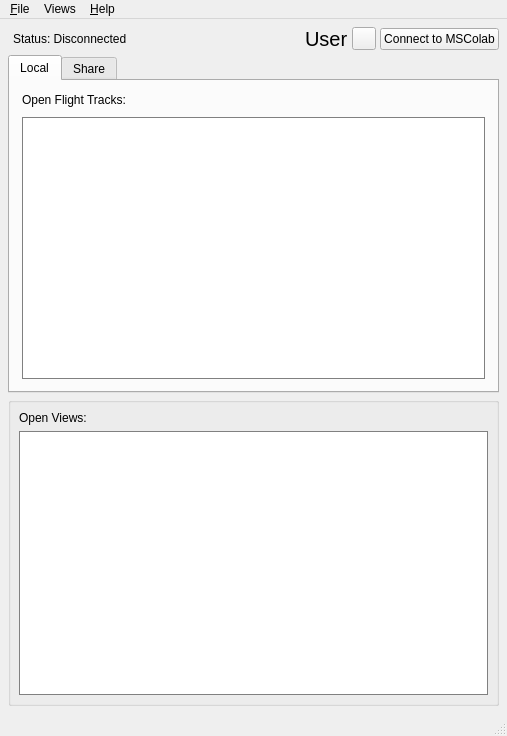
Qt form mslib/msui/ui/ui_mainwindow.ui (Open-MSS/MSS) before a commit.
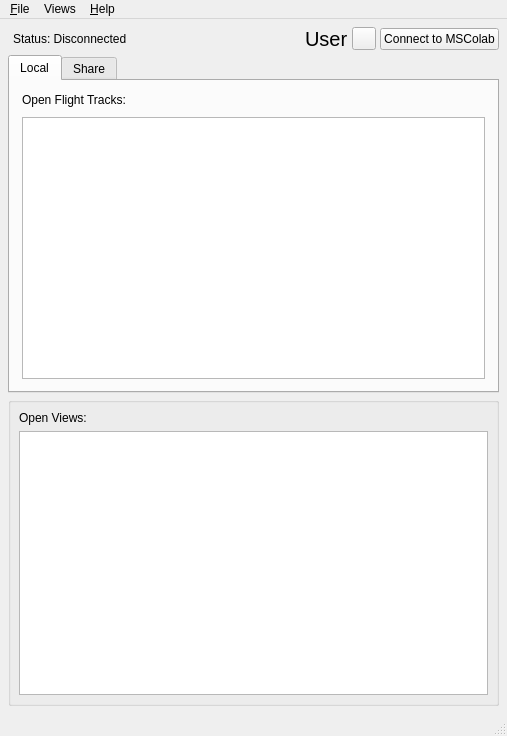
The same form after that commit.

What changed in the file:
```diff
--- a/mslib/msui/ui/ui_mainwindow.ui
+++ b/mslib/msui/ui/ui_mainwindow.ui
@@ -120,11 +120,7 @@
          <number>10</number>
         </property>
         <item row="1" column="0" colspan="2">
-         <widget class="QListWidget" name="listFlightTracks">
-          <property name="styleSheet">
-           <string notr="true">border: 1px solid grey;</string>
-          </property>
-         </widget>
+         <widget class="QListWidget" name="listFlightTracks"/>
         </item>
         <item row="0" column="0">
          <widget class="QLabel" name="openFlightTracksLabel">
@@ -247,11 +243,7 @@
         </widget>
        </item>
        <item>
-        <widget class="QListWidget" name="listViews">
-         <property name="styleSheet">
-          <string notr="true">border: 1px solid grey;</string>
-         </property>
-        </widget>
+        <widget class="QListWidget" name="listViews"/>
        </item>
       </layout>
      </widget>
```
Left out of the diff: 8 changed lines with no effect on the pictures.
